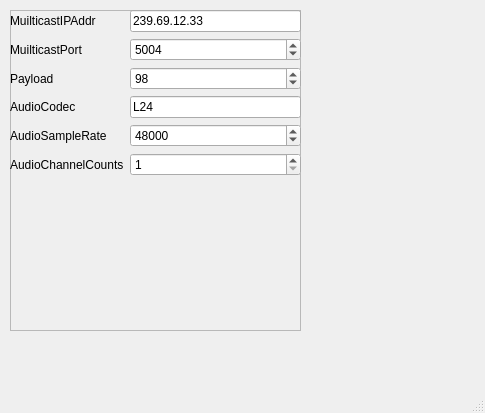
Before: the Qt Designer form mainwindow.ui in YANG-Mingcong/test_st2110_listener, drawn with Qt 5.
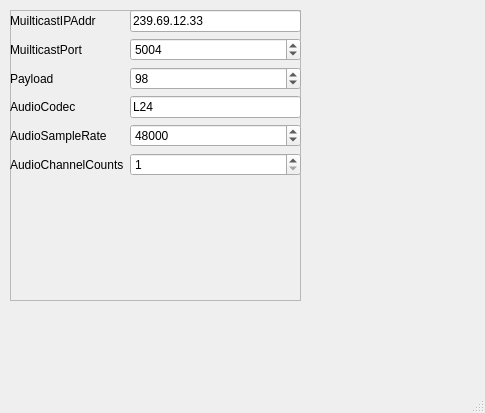
After: the same form once the commit is applied.

Diff of the .ui file:
```diff
--- a/mainwindow.ui
+++ b/mainwindow.ui
@@ -20,7 +20,7 @@
       <x>10</x>
       <y>10</y>
       <width>291</width>
-      <height>321</height>
+      <height>291</height>
      </rect>
     </property>
     <property name="frameShape">
@@ -35,7 +35,7 @@
        <x>0</x>
        <y>0</y>
        <width>291</width>
-       <height>321</height>
+       <height>291</height>
       </rect>
      </property>
      <layout class="QFormLayout" name="formLayout">
```
